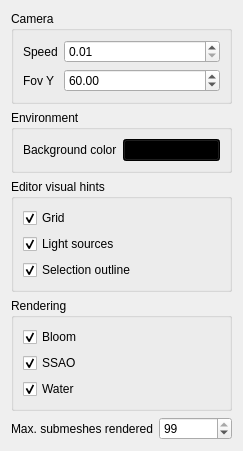
jesusdz/AGP, file Project2/ui/miscsettingswidget.ui: the form before one commit.
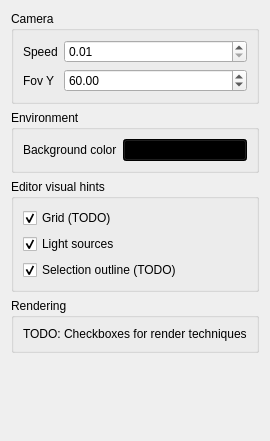
The form after the commit.

```diff
--- a/Project2/ui/miscsettingswidget.ui
+++ b/Project2/ui/miscsettingswidget.ui
@@ -92,7 +92,7 @@
       <item>
        <widget class="QCheckBox" name="checkBoxGrid">
         <property name="text">
-         <string>Grid</string>
+         <string>Grid (TODO)</string>
         </property>
         <property name="checked">
          <bool>true</bool>
@@ -112,7 +112,7 @@
       <item>
        <widget class="QCheckBox" name="checkBoxSelectionOutline">
         <property name="text">
-         <string>Selection outline</string>
+         <string>Selection outline (TODO)</string>
         </property>
         <property name="checked">
          <bool>true</bool>
@@ -129,56 +129,15 @@
      </property>
      <layout class="QVBoxLayout" name="verticalLayout_2">
       <item>
-       <widget class="QCheckBox" name="checkBoxBloom">
+       <widget class="QLabel" name="label_3">
         <property name="text">
-         <string>Bloom</string>
-        </property>
-        <property name="checked">
-         <bool>true</bool>
-        </property>
-       </widget>
-      </item>
-      <item>
-       <widget class="QCheckBox" name="checkBoxSSAO">
-        <property name="text">
-         <string>SSAO</string>
-        </property>
-        <property name="checked">
-         <bool>true</bool>
-        </property>
-       </widget>
-      </item>
-      <item>
-       <widget class="QCheckBox" name="checkBoxWater">
-        <property name="text">
-         <string>Water</string>
-        </property>
-        <property name="checked">
-         <bool>true</bool>
+         <string>TODO: Checkboxes for render techniques</string>
         </property>
        </widget>
       </item>
      </layout>
     </widget>
    </item>
-   <item>
-    <layout class="QHBoxLayout" name="horizontalLayout">
-     <item>
-      <widget class="QLabel" name="label_3">
-       <property name="text">
-        <string>Max. submeshes rendered</string>
-       </property>
-      </widget>
-     </item>
-     <item>
-      <widget class="QSpinBox" name="spinMaxSubmeshes">
-       <property name="value">
-        <number>99</number>
-       </property>
-      </widget>
-     </item>
-    </layout>
-   </item>
    <item>
     <spacer name="verticalSpacer">
      <property name="orientation">
```
